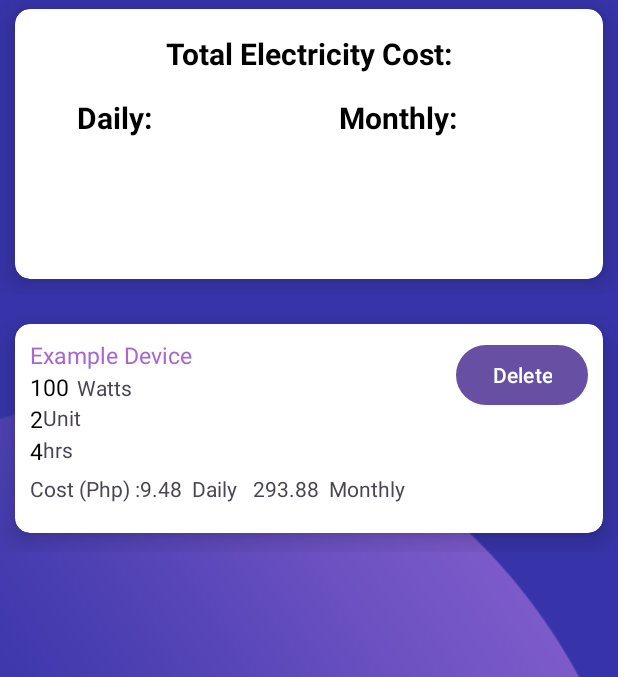
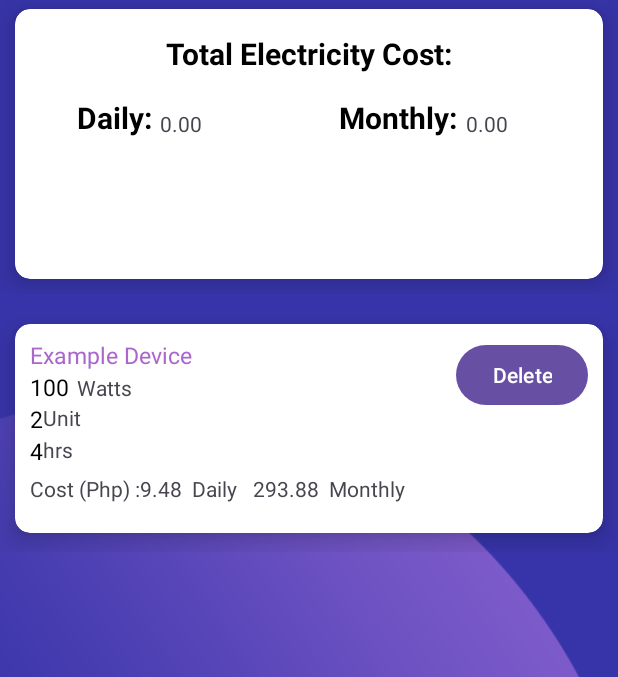
Before and after one commit to Thirdeyee1/Electric-Bill-Calculator-App, an Android app: the screen it shows after launch (MainActivity), on a phone screen of 412 x 824 dp, the part 96-773 px from its top. Run offline under Robolectric (Android 15) with nearby library versions, the phone set to English and light mode, and no system bars.

Commit message:
Added Total Calculation  w/ issue and Code Changes
Total Calculation:
So ni gamit nlng kog default linked list nga double ray i dawat (ang computedDaily) para ma update ang total everytime mu add og appliace.

Ang known issue sa pag delete sa card ug pag update sa total kay dapat in order para ma back to 0 ang total. di pako sure unsaon kanang ang kadtong specific card ray ma deduct. Kung dili i by order ang delete kay ang value sa previous card ang ma deduct sa total, dili ang any cards. Hopefully ma pangitaan rag paagi nga kada make sa card kay mu generate og unique identifier para ig press sa iyang own delete button kay ma deduct ra accordingly.

Code Changes:
gi accept ra nako tung suggestion sa android studio nga gamiton og lambda intstead adtung  "@Override public void onClick" i vew ra ang changes

```diff
--- a/app/src/main/res/layout/activity_main.xml
+++ b/app/src/main/res/layout/activity_main.xml
@@ -32,7 +32,7 @@
                 >
 
                 <TextView
-                    android:id="@+id/total"
+                    android:id="@+id/totalLabel"
                     android:layout_width="wrap_content"
                     android:layout_height="wrap_content"
                     android:text="Total Electricity Cost:"
@@ -42,10 +42,10 @@
                     android:textSize="20sp" />
 
                 <TextView
-                    android:id="@+id/daily"
+                    android:id="@+id/total_dailyLabel"
                     android:layout_width="wrap_content"
                     android:layout_height="wrap_content"
-                    android:layout_below="@+id/total"
+                    android:layout_below="@+id/totalLabel"
                     android:layout_marginLeft="25dp"
                     android:layout_marginTop="15dp"
                     android:text="Daily:"
@@ -53,16 +53,36 @@
                     android:textSize="20sp"
                     android:textStyle="bold" />
                 <TextView
-                    android:id="@+id/monthly"
+                    android:id="@+id/total_monthlyLabel"
                     android:layout_width="wrap_content"
                     android:layout_height="wrap_content"
-                    android:layout_below="@+id/total"
+                    android:layout_below="@+id/totalLabel"
                     android:layout_marginLeft="200dp"
                     android:layout_marginTop="15dp"
                     android:text="Monthly:"
                     android:textColor="@color/black"
                     android:textSize="20sp"
                     android:textStyle="bold" />
+
+                <TextView
+                    android:id="@+id/total_daily"
+                    android:layout_width="wrap_content"
+                    android:layout_height="wrap_content"
+                    android:layout_alignBottom="@id/total_dailyLabel"
+                    android:layout_marginLeft="5dp"
+                    android:layout_marginBottom="0dp"
+                    android:layout_toRightOf="@id/total_dailyLabel"
+                    android:text="0.00" />
+
+                <TextView
+                    android:id="@+id/total_monthly"
+                    android:layout_width="wrap_content"
+                    android:layout_height="wrap_content"
+                    android:layout_alignBottom="@id/total_monthlyLabel"
+                    android:layout_marginLeft="6dp"
+                    android:layout_marginBottom="0dp"
+                    android:layout_toRightOf="@id/total_monthlyLabel"
+                    android:text="0.00" />
 
             </RelativeLayout>
         </androidx.cardview.widget.CardView>
--- a/build.gradle.kts
+++ b/build.gradle.kts
@@ -1,4 +1,4 @@
 // Top-level build file where you can add configuration options common to all sub-projects/modules.
 plugins {
-    id("com.android.application") version "8.1.3" apply false
+    id("com.android.application") version "8.1.4" apply false
 }
```
Also changed, not shown: app/src/main/java/com/example/softdev/MainActivity.java (+119 -31 lines).
